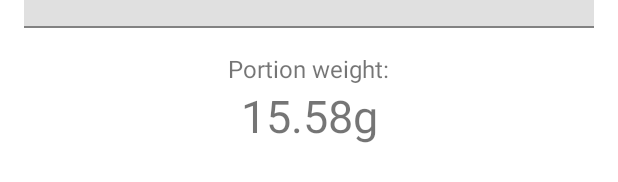
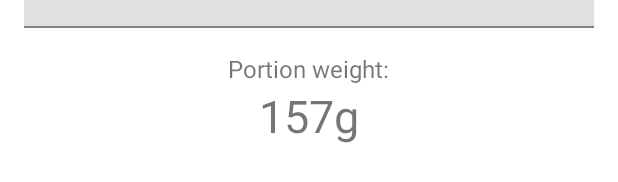
Before and after one commit to fbogulak/carbs-calc, an Android app: the layout fragment_portion_weight.xml on its own in the app's theme, with its tools: preview values and no code run, on a phone screen of 412 x 824 dp. Shown: the part 188-370 px from the top of the screen. Run offline under Robolectric (Android 15) with nearby library versions, the phone set to English and light mode, and no system bars.

Commit message:
feat: Calculate portion weight

```diff
--- a/app/src/main/res/layout/fragment_portion_carbs.xml
+++ b/app/src/main/res/layout/fragment_portion_carbs.xml
@@ -61,7 +61,7 @@
             android:layout_width="wrap_content"
             android:layout_height="wrap_content"
             android:layout_marginStart="16dp"
-            android:text="@{viewModel.carbsInPortionString}"
+            android:text="@{viewModel.carbsInPortionResult}"
             android:textSize="30sp"
             app:layout_constraintEnd_toStartOf="@+id/unit_label"
             app:layout_constraintHorizontal_bias="0.5"
--- a/app/src/main/res/layout/fragment_portion_weight.xml
+++ b/app/src/main/res/layout/fragment_portion_weight.xml
@@ -4,6 +4,7 @@
     xmlns:tools="http://schemas.android.com/tools">
 
     <data>
+
         <variable
             name="viewModel"
             type="link.epoczta.carbscalc.MainViewModel" />
@@ -31,7 +32,8 @@
             <com.google.android.material.textfield.TextInputEditText
                 android:layout_width="match_parent"
                 android:layout_height="wrap_content"
-                android:inputType="number" />
+                android:inputType="numberDecimal"
+                android:text="@={viewModel.carbsInPortionString}" />
         </com.google.android.material.textfield.TextInputLayout>
 
         <com.google.android.material.textfield.TextInputLayout
@@ -50,7 +52,8 @@
             <com.google.android.material.textfield.TextInputEditText
                 android:layout_width="match_parent"
                 android:layout_height="wrap_content"
-                android:inputType="numberDecimal" />
+                android:inputType="numberDecimal"
+                android:text="@={viewModel.carbsIn100gString}" />
 
         </com.google.android.material.textfield.TextInputLayout>
 
@@ -59,13 +62,14 @@
             android:layout_width="wrap_content"
             android:layout_height="wrap_content"
             android:layout_marginStart="16dp"
+            android:text="@{viewModel.portionWeightResult}"
             android:textSize="30sp"
             app:layout_constraintEnd_toStartOf="@+id/unit_label"
             app:layout_constraintHorizontal_bias="0.5"
             app:layout_constraintHorizontal_chainStyle="packed"
             app:layout_constraintStart_toStartOf="parent"
             app:layout_constraintTop_toBottomOf="@+id/portion_weight_label"
-            tools:text="15.58" />
+            tools:text="157" />
 
         <TextView
             android:id="@+id/unit_label"
```
Also changed, not shown: app/src/main/java/link/epoczta/carbscalc/MainViewModel.kt (+23 -3 lines), app/src/main/java/link/epoczta/carbscalc/ui/portionweight/PortionWeightFragment.kt (+8 -1 lines), 1 other file.
